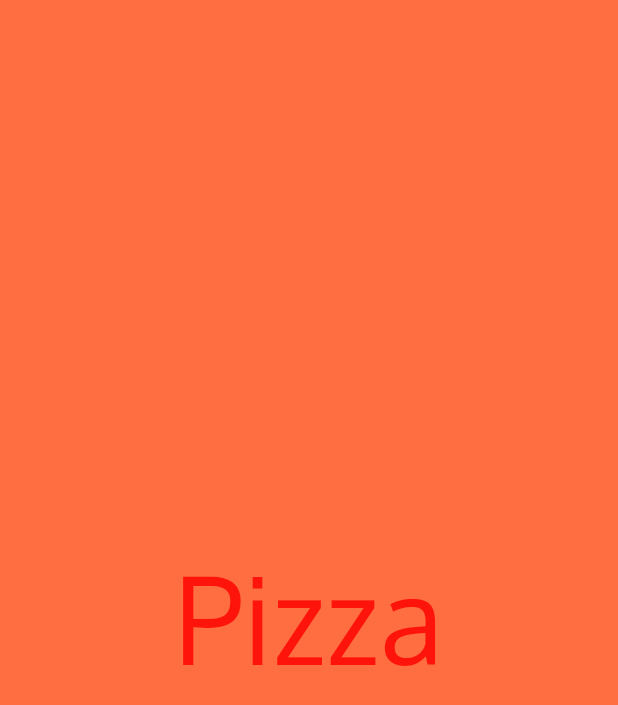
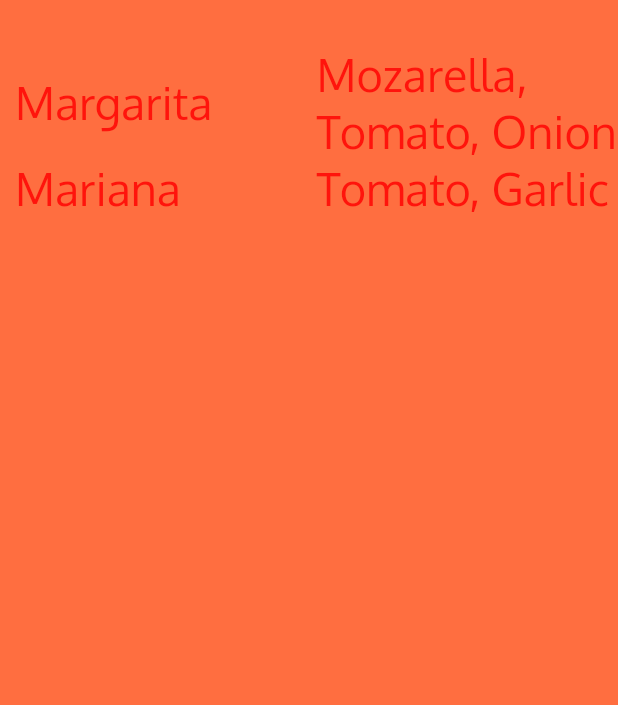
Before and after one commit to raminghaderi/app_widgets, a Flutter app: the screen it shows after launch, on a phone screen of 412 x 824 dp. Shown: the top 705 px of the screen. Run offline on Flutter 3.47's test engine with Material 2 defaults, Android fonts, the phone set to English and light mode, and no system bars.

Commit message:
Rows and Columns

```diff
--- a/lib/ui/home.dart
+++ b/lib/ui/home.dart
@@ -7,16 +7,66 @@ class Home extends StatelessWidget {
       child: Container(
         alignment: Alignment.center,
         color: Colors.deepOrangeAccent,
+        padding: EdgeInsets.only(top: 30.0, left: 10.0),
         /*width: 192.0,
         height: 96.0,
         margin: EdgeInsets.all(50.0),*/
-        child: Text('Pizza',
-          style: TextStyle(
-            fontSize: 80,
-            decoration: TextDecoration.none,
-            fontFamily: 'Oxygen',
-            fontWeight: FontWeight.normal
-          ),),
+        child: Column(
+          children: <Widget>[
+            Row(
+              children: <Widget>[
+                Expanded(
+                  child:
+                    Text('Margarita',
+                      style: TextStyle(
+                        fontSize: 30,
+                        decoration: TextDecoration.none,
+                        fontFamily: 'Oxygen',
+                        fontWeight: FontWeight.normal
+                    ),
+                  ),
+                ),
+                Expanded(
+                  child:
+                    Text('Mozarella, Tomato, Onion',
+                      style: TextStyle(
+                        fontSize: 30,
+                        decoration: TextDecoration.none,
+                        fontFamily: 'Oxygen',
+                        fontWeight: FontWeight.normal
+                    ),
+                  )
+                )
+              ],
+            ),
+            Row(
+              children: <Widget>[
+                Expanded(
+                  child:
+                    Text('Mariana',
+                      style: TextStyle(
+                        fontSize: 30,
+                        decoration: TextDecoration.none,
+                        fontFamily: 'Oxygen',
+                        fontWeight: FontWeight.normal
+                    ),
+                  ),
+                ),
+                Expanded(
+                  child:
+                    Text('Tomato, Garlic',
+                      style: TextStyle(
+                        fontSize: 30,
+                        decoration: TextDecoration.none,
+                        fontFamily: 'Oxygen',
+                        fontWeight: FontWeight.normal
+                    ),
+                  )
+                )
+              ],
+            )
+          ],
+        )
     )
     );
   }
```
